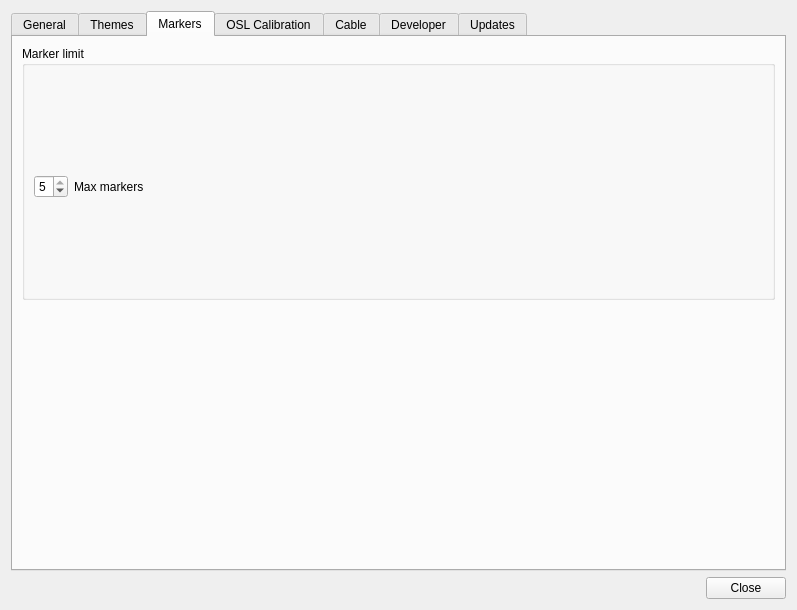
K4HEZ/AntScopeZ, file settings.ui: the form before one commit.
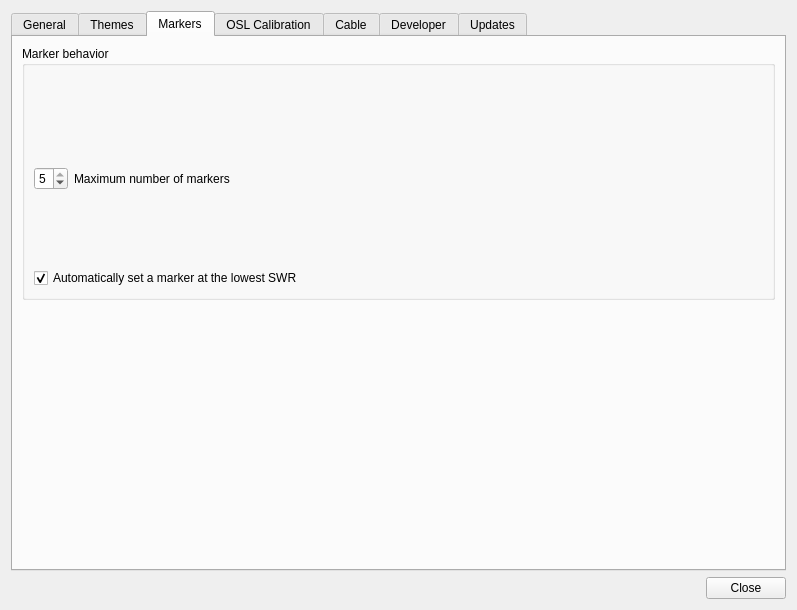
The form after the commit. The open tabs and pages were chosen to show the change. Custom widgets are drawn as their Qt base class.

Commit message: Marker Comparison fixes/polish, most-recent-scan indexing bug, auto-marker at lowest SWR

The edit to the form file:
```diff
--- a/settings.ui
+++ b/settings.ui
@@ -779,8 +779,10 @@
        <item>
         <widget class="QGroupBox" name="groupBox_markers">
          <property name="title">
-          <string>Marker limit</string>
+          <string>Marker behavior</string>
          </property>
+         <layout class="QVBoxLayout" name="verticalLayout_markerBehavior">
+          <item>
          <layout class="QHBoxLayout" name="horizontalLayout_maxMarkers">
           <property name="topMargin">
            <number>20</number>
@@ -807,7 +809,7 @@
              <string>The maximum number of markers that can be placed at once</string>
             </property>
             <property name="text">
-             <string>Max markers</string>
+               <string>Maximum number of markers</string>
             </property>
            </widget>
           </item>
@@ -823,6 +825,21 @@
              </size>
             </property>
            </spacer>
+            </item>
+           </layout>
+          </item>
+          <item>
+           <widget class="QCheckBox" name="checkBoxAutoMarkerLowestSwr">
+            <property name="toolTip">
+             <string>After a single/full scan finishes, place a marker at the frequency with the lowest SWR -- only if a marker slot is free (see "Maximum number of markers" above). Never fires during a Continuous scan.</string>
+            </property>
+            <property name="text">
+             <string>Automatically set a marker at the lowest SWR</string>
+            </property>
+            <property name="checked">
+             <bool>true</bool>
+            </property>
+           </widget>
           </item>
          </layout>
         </widget>
```
Lines whose indentation alone changed are shown as unchanged. The commit also changes 13 other files.
